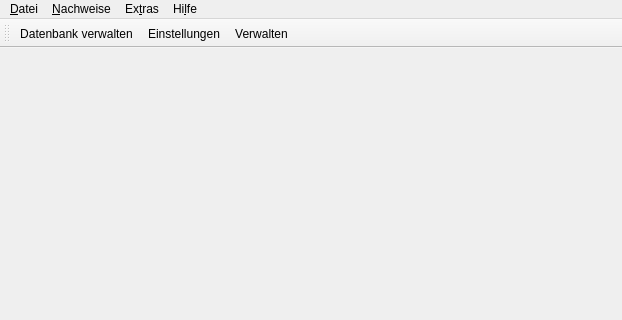
This is ui/qmmainwindow.ui in Christian-Kr/QualificationMatrix as Qt 5 draws it before an edit; both pictures show x 0 to 622 and y 0 to 320 of the 622 by 518 pixel window. The edited form follows.
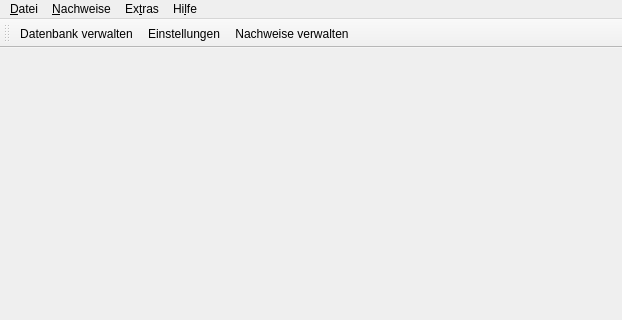
This is the edited form. Icons and pictures are not drawn.

What changed in the file:
```diff
--- a/ui/qmmainwindow.ui
+++ b/ui/qmmainwindow.ui
@@ -248,7 +248,10 @@
      <normaloff>:/icons/icons/mail-attachment.svg</normaloff>:/icons/icons/mail-attachment.svg</iconset>
    </property>
    <property name="text">
-    <string>&amp;Verwalten</string>
+    <string>&amp;Nachweise verwalten</string>
+   </property>
+   <property name="toolTip">
+    <string>Nachweise verwalten</string>
    </property>
   </action>
   <action name="actIntegrityCheck">
```
